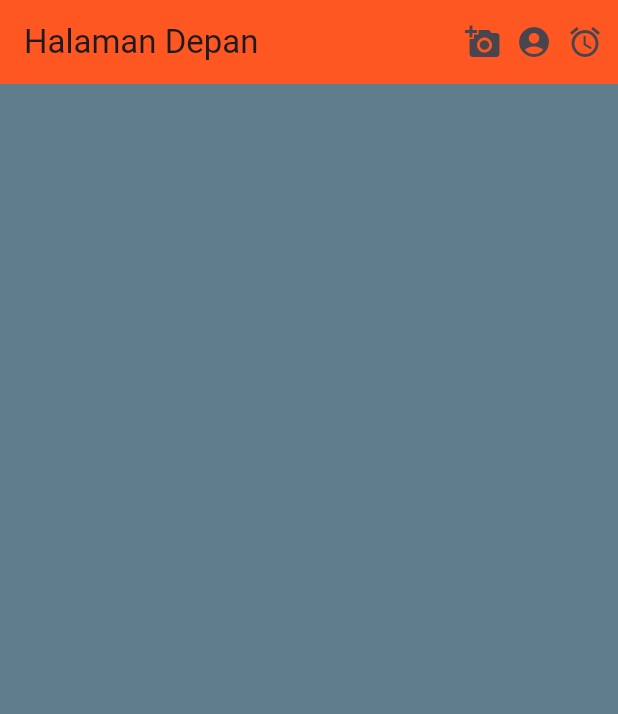
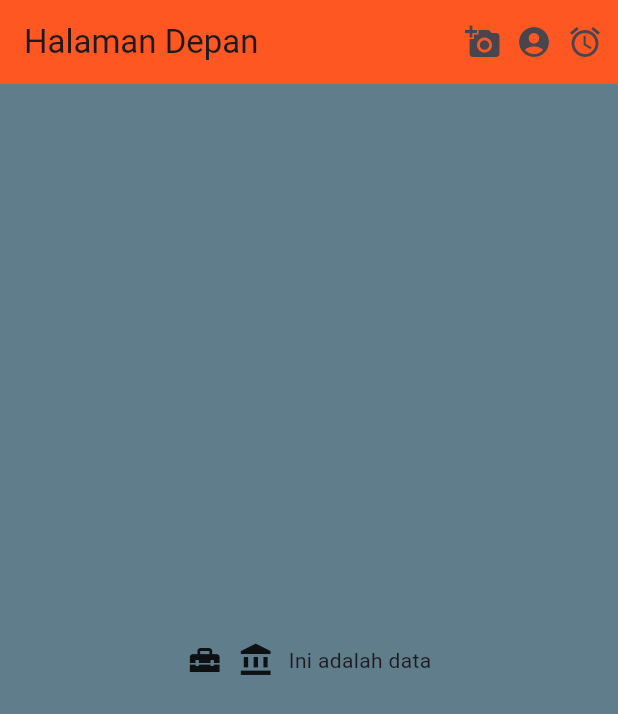
Before and after one commit to ChaerulUmamMaulana/latihan_week5_containers_1123150132, a Flutter app: the screen it shows after launch, on a phone screen of 412 x 824 dp. Shown: the top 714 px of the screen. Run offline on Flutter 3.47's test engine with Material 3 defaults, Android fonts, the phone set to English and light mode, and no system bars.

Commit message:
menambahkan bagroundcolor, icon dan text

```diff
--- a/lib/main.dart
+++ b/lib/main.dart
@@ -39,6 +39,17 @@ class Halaman extends StatelessWidget {
         width: double.infinity,
         height: double.infinity,
         color: Colors.blueGrey,
+
+        child: Row(
+          mainAxisAlignment: MainAxisAlignment.center,
+          children: [
+            Icon(Icons.home_repair_service),
+            SizedBox(width: 10),
+            Icon(Icons.account_balance),
+            SizedBox(width: 10),
+            Text("Ini adalah data")
+          ],
+        ),
       ),
     );
   }
```
